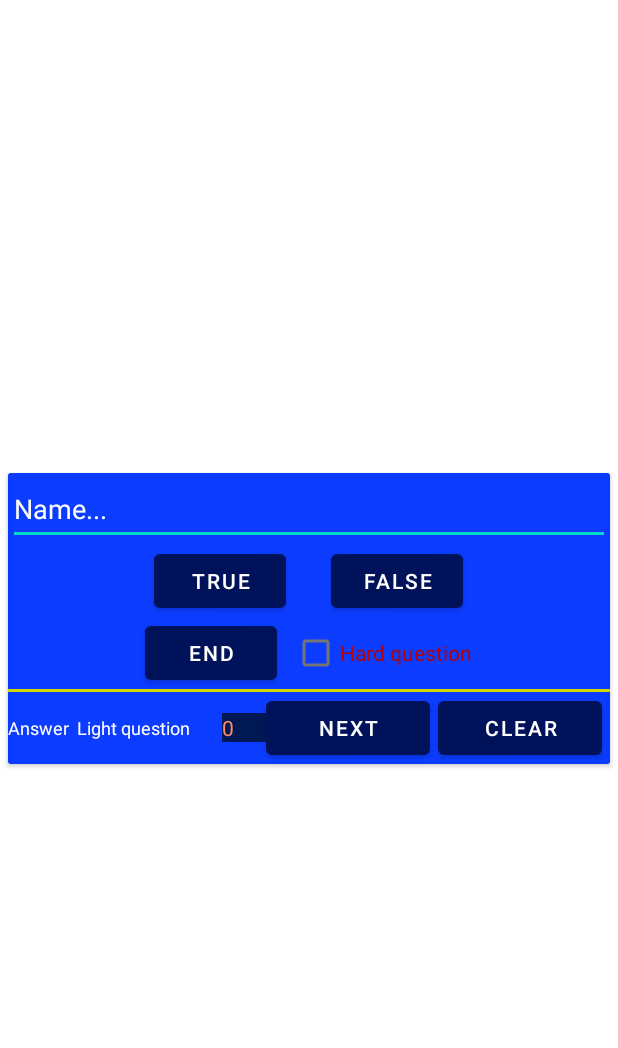
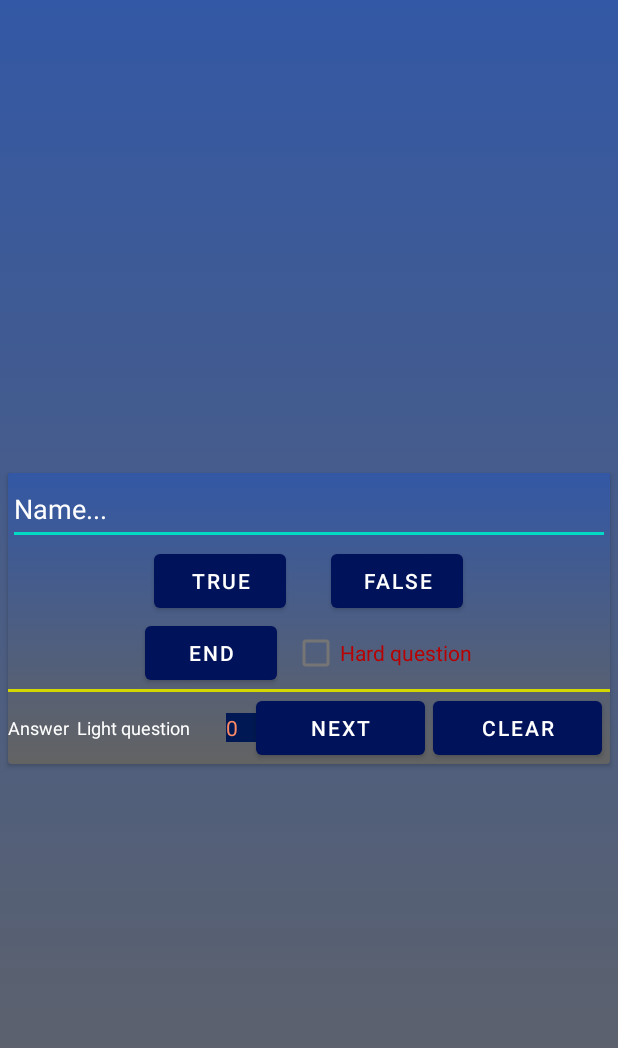
Before and after one commit to tpov/SchoolQuiz, an Android app: the layout create_question_dialog.xml on its own in the app's theme, with its tools: preview values and no code run, on a phone screen of 412 x 824 dp. Shown: the top 1048 px of the screen. Run offline under Robolectric (Android 15) with nearby library versions, the phone set to English and light mode, and no system bars.

Commit message:
size num quiz 20dp

```diff
--- /dev/null
+++ b/app/src/main/res/drawable/dp_dialog_background.xml
@@ -0,0 +1,12 @@
+<?xml version="1.0" encoding="utf-8"?>
+<selector xmlns:android="http://schemas.android.com/apk/res/android">
+    <item>
+        <shape>
+            <gradient
+                android:angle="90"
+                android:startColor="#636363"
+                android:endColor="#3358A5"
+                android:type="linear" />
+        </shape>
+    </item>
+</selector>
--- a/app/src/main/res/layout/activity_question_item.xml
+++ b/app/src/main/res/layout/activity_question_item.xml
@@ -22,4 +22,10 @@
     android:layout_width="match_parent"
     android:layout_height="wrap_content"
     android:text="short_question_text_view" />
+
+    <LinearLayout
+        android:layout_width="match_parent"
+        android:layout_height="1dp"
+        android:background="#003FA8"
+        android:orientation="vertical"></LinearLayout>
 </LinearLayout>
--- a/app/src/main/res/layout/create_question_dialog.xml
+++ b/app/src/main/res/layout/create_question_dialog.xml
@@ -2,7 +2,8 @@
 <androidx.constraintlayout.widget.ConstraintLayout xmlns:android="http://schemas.android.com/apk/res/android"
     xmlns:app="http://schemas.android.com/apk/res-auto"
     android:layout_width="match_parent"
-    android:layout_height="match_parent">
+    android:layout_height="match_parent"
+    android:background="@drawable/dp_dialog_background">
 
     <androidx.cardview.widget.CardView
         android:layout_width="match_parent"
@@ -19,7 +20,7 @@
         <LinearLayout
             android:layout_width="match_parent"
             android:layout_height="match_parent"
-            android:background="#C90033FF"
+            android:background="@drawable/dp_dialog_background"
             android:orientation="vertical">
 
             <EditText
@@ -112,9 +113,8 @@
 
                 <TextView
                     android:id="@+id/num"
-                    android:layout_width="wrap_content"
+                    android:layout_width="20dp"
                     android:layout_height="wrap_content"
-                    android:layout_weight="1"
                     android:background="#002F8C"
                     android:backgroundTint="#001853"
                     android:text="0"
```
